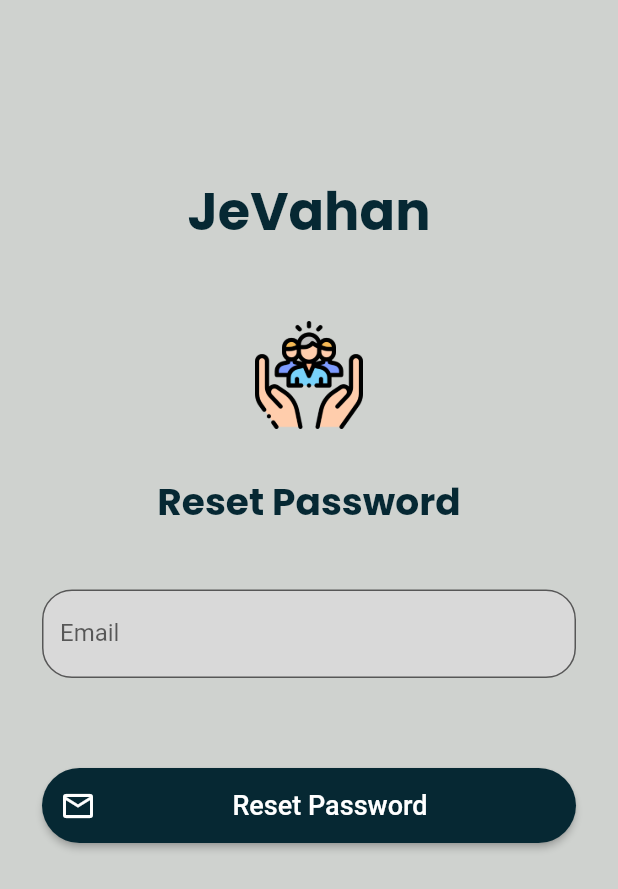
After one commit to yuvrajzq57/jevahan, a Flutter app: the LoginScreen screen opened by its route, after a tap on "Forgot Password", on a phone screen of 412 x 824 dp. The commit adds this screen. Shown: the top 889 px of the screen. Run offline on Flutter 3.47's test engine with Material 2 defaults, Android fonts, the light colour scheme and no system bars; our stand-ins replace email_validator, firebase_auth, firebase_core, firebase_database, fluttertoast, google_fonts and 1 more; accounts and stored records are empty; network calls fail; Roboto replaces fonts that are missing (Brand Bold).

Commit message:
added Forgot Password Feature

```diff
--- a/jevahan/lib/AllScreens/loginScreen.dart
+++ b/jevahan/lib/AllScreens/loginScreen.dart
@@ -4,6 +4,7 @@ import 'package:jevahan/AllScreens/registrationScreen.dart';
 import 'package:firebase_auth/firebase_auth.dart';
 import 'package:jevahan/main.dart';
 import 'package:firebase_database/firebase_database.dart';
+import 'package:jevahan/utilities/forgotPasswoordPage.dart';
 import 'package:jevahan/utilities/progressDialog.dart';
 import 'package:flutter/material.dart'; // ignore: unused_import
 import 'package:firebase_core/firebase_core.dart';
@@ -158,8 +159,24 @@ class LoginScreen extends StatelessWidget {
                   ],
                 ),
               ),
+              GestureDetector(
+                child: Text(
+                  'Forgot Password',
+                  style: GoogleFonts.cabin(
+                    textStyle: TextStyle(
+                      fontSize: 15.0,
+                      color: Color(0xFF062833),
+                      decoration: TextDecoration.underline,
+                    ),
+                  ),
+                ),
+                onTap: () {
+                  Navigator.pushNamedAndRemoveUntil(
+                      context, ForgotPasswordPage.idScreen, (route) => false);
+                },
+              ),
               SizedBox(
-                height: 8,
+                height: 24,
               ),
               Text(
                 "Don't have an Account?",
--- a/jevahan/lib/AllScreens/mainScreen.dart
+++ b/jevahan/lib/AllScreens/mainScreen.dart
@@ -1,6 +1,9 @@
+import 'package:firebase_auth/firebase_auth.dart';
 import 'package:flutter/material.dart';
 import 'package:flutter/src/widgets/container.dart';
 import 'package:flutter/src/widgets/framework.dart';
+import 'package:jevahan/AllScreens/loginScreen.dart';
+import 'package:jevahan/AllScreens/splashScreen.dart';
 
 class MainScreen extends StatefulWidget {
   static const String idScreen = "mainScreen";
@@ -34,15 +37,22 @@ class _MainScreenState extends State<MainScreen> {
             BottomNavigationBarItem(
                 icon: IconButton(
                   icon: const Icon(Icons.favorite_border, color: Colors.white),
-                  onPressed: () => {},
+                  onPressed: () => {
+                    FirebaseAuth.instance.signOut(),
+                    Navigator.pushNamedAndRemoveUntil(
+                        context, LoginScreen.idScreen, (route) => false)
+                  },
                 ),
-                label: ''),
+                label: 'Logout'),
             BottomNavigationBarItem(
                 icon: IconButton(
                   icon: const Icon(Icons.face, color: Colors.white),
-                  onPressed: () => {},
+                  onPressed: () => {
+                    Navigator.pushNamedAndRemoveUntil(
+                        context, Splash.idScreen, (route) => false)
+                  },
                 ),
-                label: ''),
+                label: 'Splash Screen'),
           ],
           backgroundColor: Color(0xFF1b435d),
         ),
--- a/jevahan/lib/AllScreens/registrationScreen.dart
+++ b/jevahan/lib/AllScreens/registrationScreen.dart
@@ -307,7 +307,7 @@ class _RegistrationScreenState extends State<RegistrationScreen> {
 
       // ignore: use_build_context_synchronously
       Navigator.pushNamedAndRemoveUntil(
-          context, MainScreen.idScreen, (route) => false);
+          context, LoginScreen.idScreen, (route) => false);
     } else {
       // ignore: use_build_context_synchronously
       Navigator.pop(context);
--- a/jevahan/lib/AllScreens/splashScreen.dart
+++ b/jevahan/lib/AllScreens/splashScreen.dart
@@ -18,7 +18,7 @@ class _SplashState extends State<Splash> {
   }
 
   _navigatetohome() async {
-    await Future.delayed(Duration(milliseconds: 1500), () {});
+    await Future.delayed(Duration(milliseconds: 2000), () {});
     Navigator.pushReplacement(
         context, MaterialPageRoute(builder: (context) => GetStartedScreen()));
   }
--- a/jevahan/lib/main.dart
+++ b/jevahan/lib/main.dart
@@ -6,6 +6,7 @@ import 'package:firebase_auth/firebase_auth.dart';
 import 'package:firebase_core/firebase_core.dart';
 import 'package:firebase_database/firebase_database.dart';
 import 'package:jevahan/AllScreens/mainscreen.dart';
+import 'package:jevahan/utilities/forgotPasswoordPage.dart';
 
 import 'AllScreens/splashScreen.dart';
 
@@ -27,6 +28,7 @@ class MyApp extends StatelessWidget {
           fontFamily: 'Brand Bold',
           primarySwatch: Colors.orange,
           visualDensity: VisualDensity.adaptivePlatformDensity),
+      // home: ForgotPasswordPage(),
       initialRoute: FirebaseAuth.instance.currentUser == null
           ? Splash.idScreen
           : MainScreen.idScreen,
@@ -34,6 +36,7 @@ class MyApp extends StatelessWidget {
         Splash.idScreen: (context) => Splash(),
         RegistrationScreen.idScreen: (context) => RegistrationScreen(),
         LoginScreen.idScreen: (context) => LoginScreen(),
+        ForgotPasswordPage.idScreen: (context) => ForgotPasswordPage(),
         GetStartedScreen.idScreen: (context) => GetStartedScreen(),
         MainScreen.idScreen: (context) => MainScreen(),
       },
--- /dev/null
+++ b/jevahan/lib/utilities/forgotPasswoordPage.dart
@@ -0,0 +1,154 @@
+import 'package:email_validator/email_validator.dart';
+import 'package:firebase_auth/firebase_auth.dart';
+import 'package:flutter/material.dart';
+import 'package:google_fonts/google_fonts.dart';
+import 'package:jevahan/AllScreens/loginScreen.dart';
+import 'package:jevahan/AllScreens/registrationScreen.dart';
+// import 'package:firebase_auth_forgot_password/utils.dart';
+
+class ForgotPasswordPage extends StatefulWidget {
+  static const String idScreen = "forgotpswd";
+
+  @override
+  State<ForgotPasswordPage> createState() => _ForgotPasswordPageState();
+}
+
+class _ForgotPasswordPageState extends State<ForgotPasswordPage> {
+  final formKey = GlobalKey<FormState>();
+  final emailController = TextEditingController();
+
+  @override
+  void dispose() {
+    emailController.dispose();
+
+    super.dispose();
+  }
+
+  @override
+  Widget build(BuildContext context) {
+    return Scaffold(
+      backgroundColor: Color(0xFFCFD2CF),
+      body: SingleChildScrollView(
+        child: Padding(
+          padding: EdgeInsets.all(8.0),
+          child: Column(
+            children: [
+              const Padding(
+                padding: EdgeInsets.all(40.0),
+              ),
+              const SizedBox(
+                height: 26.0,
+              ),
+              Text(
+                "JeVahan",
+                style: GoogleFonts.poppins(
+                  textStyle: TextStyle(
+                      fontSize: 35.0,
+                      fontWeight: FontWeight.w700,
+                      color: Color(0xFF062833)),
+                ),
+                textAlign: TextAlign.center,
+              ),
+              SizedBox(
+                height: 47,
+              ),
+              Image(
+                image: AssetImage('images/applogo.png'),
+                height: 72,
+                width: 78,
+              ),
+              SizedBox(
+                height: 30,
+              ),
+              Text(
+                "Reset Password",
+                style: GoogleFonts.poppins(
+                  textStyle: TextStyle(
+                      fontSize: 25.0,
+                      fontWeight: FontWeight.w700,
+                      color: Color(0xFF062833)),
+                ),
+                textAlign: TextAlign.center,
+              ),
+              SizedBox(
+                height: 20,
+              ),
+              Padding(
+                padding: const EdgeInsets.all(20.0),
+                child: TextFormField(
+                  controller: emailController,
+                  cursorColor: Colors.white,
+                  textInputAction: TextInputAction.done,
+                  decoration: InputDecoration(
+                      filled: true,
+                      fillColor: const Color(0xFFD9D9D9),
+                      border: OutlineInputBorder(
+                        borderRadius: BorderRadius.circular(20),
+                        borderSide: const BorderSide(
+                          color: Color(0xFF062833),
+                          width: 8,
+                        ),
+                      ),
+                      labelText: 'Email'),
+                  autovalidateMode: AutovalidateMode.onUserInteraction,
+                  validator: (email) =>
+                      email != null && EmailValidator.validate(email)
+                          ? 'Enter a valid email'
+                          : null,
+                ),
+              ),
+              SizedBox(
+                height: 20,
+              ),
+              Padding(
+                padding: const EdgeInsets.all(20.0),
+                child: ElevatedButton.icon(
+                  onPressed: () {
+                    resetPassword();
+                  },
+                  style: ElevatedButton.styleFrom(
+                    backgroundColor: Color(0xFF062833),
+                    shape: const StadiumBorder(),
+                  ),
+                  icon: Icon(
+                    Icons.email_outlined,
+                    color: Colors.white,
+                  ),
+                  label: Container(
+                    height: 50.0,
+                    width: 300.0,
+                    padding: const EdgeInsets.all(13.0),
+                    child: Center(
+                      child: Text(
+                        'Reset Password',
+                        style: TextStyle(
+                          fontSize: 18,
+                          color: Colors.white,
+                          fontFamily: "Brand Bold",
+                        ),
+                      ),
+                    ),
+                  ),
+                ),
+              ),
+            ],
+          ),
+        ),
+      ),
+    );
+  }
+
+  Future resetPassword() async {
+    showDialog(
+        context: context,
+        builder: (context) => Center(child: CircularProgressIndicator()));
+    await FirebaseAuth.instance
+        .sendPasswordResetEmail(email: emailController.text.trim());
+
+    displayToastMessage('Password Reset Email Sent', context);
+
+    Navigator.of(context).popUntil((Route) => Route.isFirst);
+    Navigator.pushNamedAndRemoveUntil(
+        context, LoginScreen.idScreen, (route) => false);
+  }
+}
--- a/jevahan/pubspec.yaml
+++ b/jevahan/pubspec.yaml
@@ -46,6 +46,7 @@ dependencies:
   audioplayers: ^1.1.1
   confetti: ^0.7.0
   google_fonts: ^3.0.1
+  email_validator: ^2.1.17
 
 dev_dependencies:
   flutter_test:
```
Also changed, not shown: jevahan/pubspec.lock.
